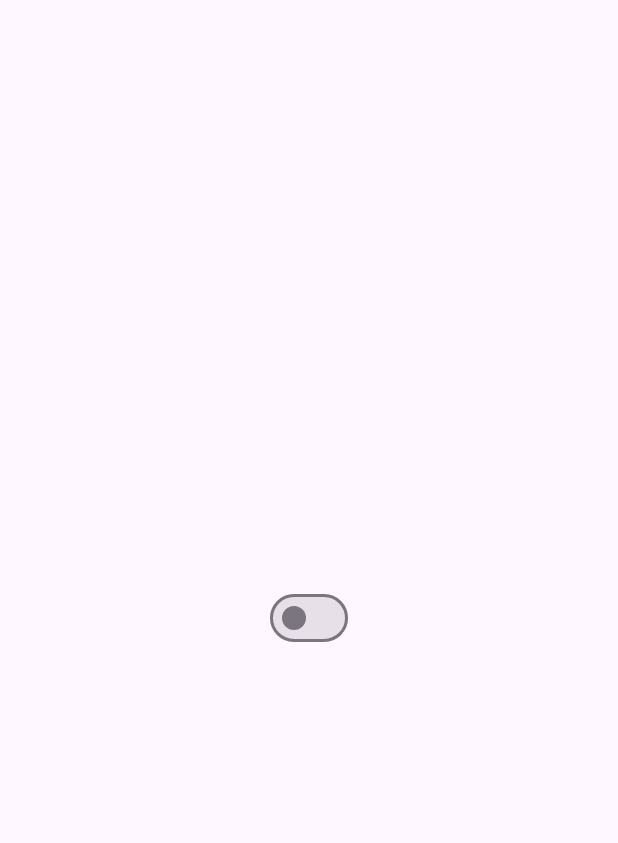
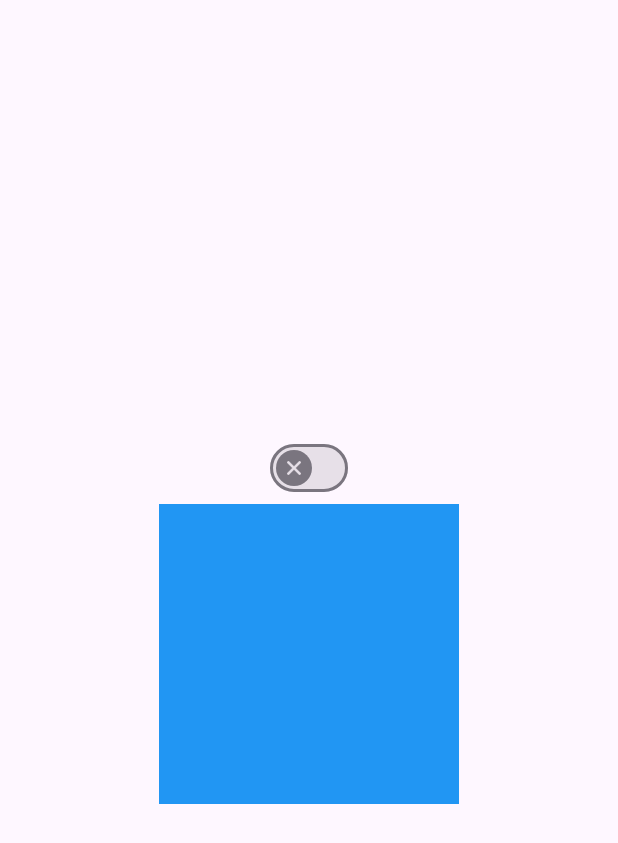
Before and after one commit to Devbyaryan/git-learning-with-studio, a Flutter app: the TogglePage screen opened directly, on a phone screen of 412 x 824 dp. Shown: the top 843 px of the screen. Run offline on Flutter 3.47's test engine with Material 3 defaults, Android fonts, the phone set to English and light mode, and no system bars; our stand-ins replace bloc, flutter_bloc.

Commit message:
toggle page done

```diff
--- a/lib/main.dart
+++ b/lib/main.dart
@@ -1,4 +1,5 @@
 import 'package:flutter/material.dart';
+import 'package:git_learning_with_studio/toggle_page.dart';
 
 void main() {
   runApp(const MyApp());
@@ -15,7 +16,7 @@ class MyApp extends StatelessWidget {
       theme: ThemeData(
         colorScheme: ColorScheme.fromSeed(seedColor: Colors.deepPurple),
       ),
-      home: const MyHomePage(title: 'Flutter Demo Home Page'),
+      home: TogglePage(),
     );
   }
 }
--- a/lib/toggle_page.dart
+++ b/lib/toggle_page.dart
@@ -1,9 +1,9 @@
+import 'package:flutter/gestures.dart';
 import 'package:flutter/material.dart';
 import 'package:flutter_bloc/flutter_bloc.dart';
 import 'package:git_learning_with_studio/bloc/toggle_bloc.dart';
 import 'package:git_learning_with_studio/bloc/toggle_event.dart';
-
-import 'bloc/toggle_state.dart';
+import 'package:git_learning_with_studio/bloc/toggle_state.dart';
 
 class TogglePage extends StatelessWidget {
   const TogglePage({super.key});
@@ -11,15 +11,41 @@ class TogglePage extends StatelessWidget {
   @override
   Widget build(BuildContext context) {
     return Scaffold(
-      body: BlocProvider(create: (context) => ToggleBloc(),
-        child: BlocBuilder<ToggleBloc, ToggleState>(
-          builder: (context, state) {
-            return Center(
-              child: Switch(value: state.isOn, onChanged: (newValue){
-                context.read<ToggleBloc>().add(ToggleSwitchEvent());
-              }),
-            );
-          },
+      body: BlocProvider(
+        create: (_) => ToggleBloc(),
+        child: Center(
+          child: BlocBuilder<ToggleBloc, ToggleState>(
+            builder: (context, state) {
+              return Column(
+                mainAxisAlignment: MainAxisAlignment.center,
+                children: [
+                  Switch(
+                    value: state.isOn,
+                    onChanged: (newValue) {
+                      context.read<ToggleBloc>().add(ToggleSwitchEvent());
+                    },
+                    thumbIcon: WidgetStateProperty.resolveWith<Icon?>(
+                          (Set<WidgetState> states) {
+                        if (state.isOn) {
+                          return const Icon(Icons.check);
+                        } else {
+                          return const Icon(Icons.close);
+                        }
+                      },
+                    ),
+                    dragStartBehavior: DragStartBehavior.start,
+                  ),
+                  BlocBuilder<ToggleBloc, ToggleState>(
+                    builder: (context, state) {
+                      return Container(
+                          height: 200, width: 200, color: state.isOn ? Colors.red : Colors.blue
+                      );
+                    },
+                  ),
+                ],
+              );
+            },
+          ),
         ),
       ),
     );
```
